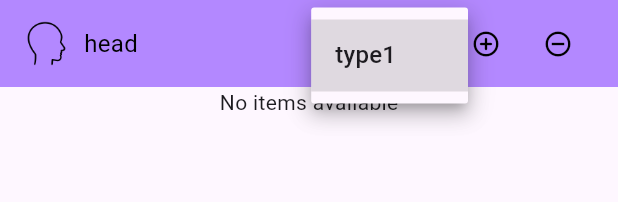
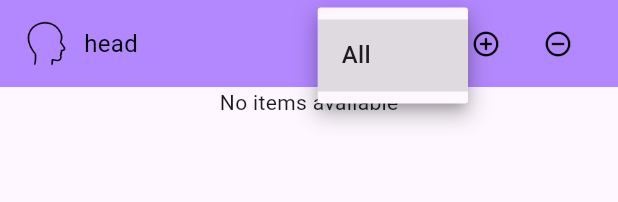
Before and after one commit to xcepel/flutter_ooo-fit, a Flutter app: the PlacementPieceChooser widget shown alone on an empty page, opened directly with empty values, after a tap on "Style", on a phone screen of 412 x 824 dp. Shown: the top 202 px of the screen. Run offline on Flutter 3.47's test engine with Material 3 defaults, Android fonts, the phone set to English and light mode, and no system bars; our stand-ins replace carousel_slider, cloud_firestore, firebase_core, firebase_storage, flutter_colorpicker, flutter_form_builder and 6 more; missing offline and left inert: form_builder_image_picker; accounts and stored records are empty; network calls fail.

Commit message:
Base dropdown filter testing -> Pieces by placement

```diff
--- a/lib/widget/common/dropdown_filter.dart
+++ b/lib/widget/common/dropdown_filter.dart
@@ -1,34 +1,56 @@
 import 'package:flutter/material.dart';
 
-class DropdownFilter extends StatelessWidget {
+class DropdownFilter extends StatefulWidget {
   final String label;
+  final List<String> data;
+  final ValueChanged<String?> onChanged;
   final bool whiteStyle;
 
-  const DropdownFilter(
-      {super.key, required this.label, this.whiteStyle = false});
+  const DropdownFilter({
+    super.key,
+    required this.label,
+    required this.data,
+    required this.onChanged,
+    this.whiteStyle = false,
+  });
+
+  @override
+  DropdownFilterState createState() => DropdownFilterState();
+}
+
+class DropdownFilterState extends State<DropdownFilter> {
+  String? selectedValue;
 
   @override
   Widget build(BuildContext context) {
     return Container(
-      padding: EdgeInsets.symmetric(horizontal: 12),
+      padding: const EdgeInsets.symmetric(horizontal: 12),
       decoration: BoxDecoration(
         color: Colors.deepPurple.withOpacity(0.05),
         borderRadius: BorderRadius.circular(4),
       ),
       child: DropdownButton<String>(
         hint: Text(
-          label,
+          widget.label,
           style: TextStyle(
-            color: whiteStyle ? Colors.white : Colors.black,
+            color: widget.whiteStyle ? Colors.white : Colors.black,
           ),
         ),
-        items: const [
-          DropdownMenuItem(
-            value: 'type1',
-            child: Text('type1'),
-          ),
-        ],
-        onChanged: (_) {},
+        value: selectedValue == "All" ? null : selectedValue,
+        items: ["All", ...widget.data]
+            .map((item) => DropdownMenuItem<String>(
+                  value: item,
+                  child: Text(item),
+                ))
+            .toList(),
+        onChanged: (String? newValue) {
+          newValue == "All" ? newValue = null : newValue;
+
+          setState(() {
+            selectedValue = newValue;
+          });
+          widget.onChanged(selectedValue);
+        },
         underline: Container(),
       ),
     );
--- a/lib/widget/outfit_piece/text_edit_label.dart
+++ b/lib/widget/outfit_piece/text_edit_label.dart
@@ -14,7 +14,11 @@ class TextEditLabel extends StatelessWidget {
           child: Text("$label: "),
         ),
         SizedBox(width: 8),
-        DropdownFilter(label: label),
+        DropdownFilter(
+          label: label,
+          data: [],
+          onChanged: (String? value) {},
+        ), // TODO CHANGE
       ],
     );
   }
--- a/lib/widget/outfits/placement_piece_chooser.dart
+++ b/lib/widget/outfits/placement_piece_chooser.dart
@@ -120,7 +120,11 @@ class _PlacementPieceChooserState extends State<PlacementPieceChooser> {
             ),
           ),
           const Spacer(),
-          DropdownFilter(label: "Style"),
+          DropdownFilter(
+            label: "Style",
+            data: [],
+            onChanged: (String? value) {},
+          ), // TODO change
           IconButton(
             icon: const Icon(
               Icons.add_circle_outline_rounded,
```
Also changed, not shown: lib/page/pieces_list_page.dart (+11 -7 lines), lib/service/piece_service.dart (+29 -2 lines), lib/widget/outfit_piece/three_part_filter_bar.dart (+15 -3 lines).
